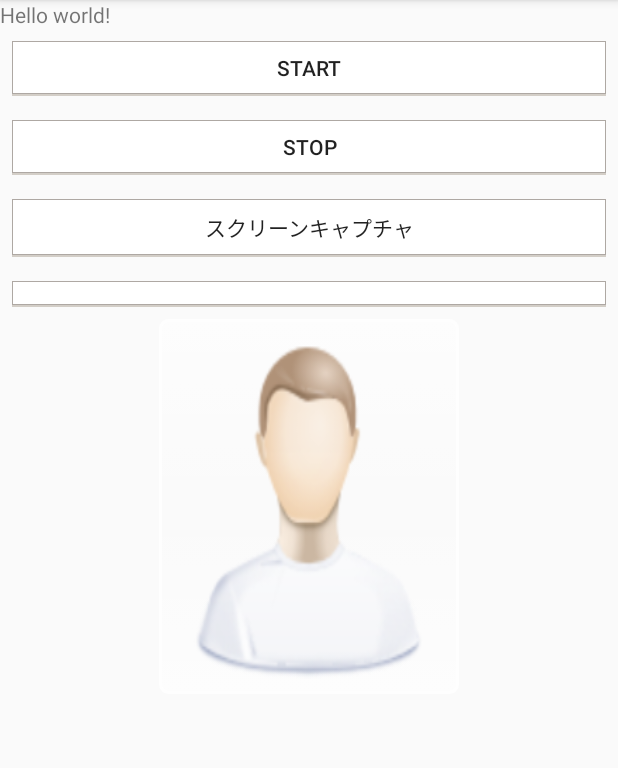
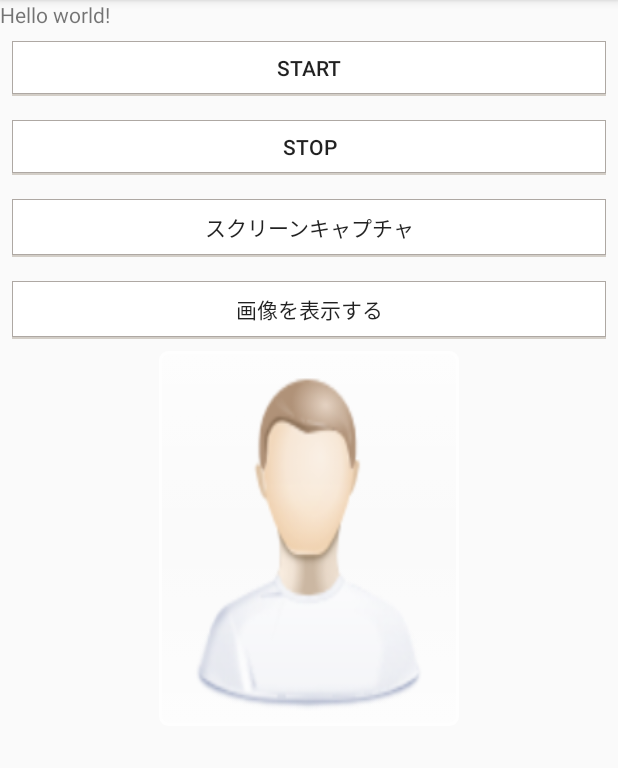
Before and after one commit to KazuCocoa/ScreenCapture, an Android app: the screen it shows after launch (MainActivity), on a phone screen of 412 x 824 dp, the part 84-852 px from its top. Run offline under Robolectric (Android 15) with nearby library versions, the phone set to English and light mode, and no system bars.

Commit message:
Be able to screen capture and show them

```diff
--- a/NotificationSample/src/main/java/com/notificationsample/notificationsample/MainActivity.java
+++ b/NotificationSample/src/main/java/com/notificationsample/notificationsample/MainActivity.java
@@ -31,12 +31,16 @@ public class MainActivity extends ActionBarActivity {
         Button startButton = (Button) findViewById(id.button1);
         Button stopButton = (Button) findViewById(id.button2);
         Button takePicture = (Button) findViewById(id.take_picture);
+        Button showPicture = (Button) findViewById(id.show_picture);
+
 
         imageViewPreview = (ImageView) findViewById(R.id.ImageViewPreview);
 
         startButton.setOnClickListener(startListener);
         stopButton.setOnClickListener(stopListener);
-        takePicture.setOnClickListener(takePictureListenr);
+        takePicture.setOnClickListener(takePictureListener);
+        showPicture.setOnClickListener(showPictureListener);
+
     }
 
     private View.OnClickListener startListener = new View.OnClickListener() {
@@ -56,11 +60,15 @@ public class MainActivity extends ActionBarActivity {
         }
     };
 
-    private View.OnClickListener takePictureListenr = new View.OnClickListener() {
+    private View.OnClickListener takePictureListener = new View.OnClickListener() {
         public void onClick(View v) {
             bitmap = getBitmapOfView(v);
-            imageViewPreview.setImageBitmap(bitmap);
             createImageFromBitmap(bitmap);
+        }
+    };
+
+    private View.OnClickListener showPictureListener = new View.OnClickListener() {
+        public void onClick(View v) {
             setImage(imageViewPreview, Environment.getExternalStorageDirectory() + "/capturedscreen.jpg");
         }
     };
--- a/NotificationSample/src/main/res/layout/activity_main.xml
+++ b/NotificationSample/src/main/res/layout/activity_main.xml
@@ -26,15 +26,11 @@
         android:layout_height="wrap_content"
         android:background="@drawable/flat_panel" />
 
-    <ImageView
-        android:id="@+id/ImageViewCapture"
-        android:text="@string/take_picture"
+    <Button
+        android:id="@+id/show_picture"
+        android:text="@string/show_picture"
         android:layout_width="fill_parent"
         android:layout_height="wrap_content"
-        android:adjustViewBounds="true"
-        android:scaleType="fitXY"
-        android:layout_alignParentBottom="true"
-        android:layout_centerHorizontal="true"
         android:background="@drawable/flat_panel" />
 
     <ImageView
--- a/NotificationSample/src/main/res/values/strings.xml
+++ b/NotificationSample/src/main/res/values/strings.xml
@@ -7,5 +7,5 @@
     <string name="notification">start</string>
     <string name="notification2">stop</string>
     <string name="take_picture">スクリーンキャプチャ</string>
-
+    <string name="show_picture">画像を表示する</string>
 </resources>
```
Also changed, not shown: NotificationSample/src/main/java/com/notificationsample/notificationsample/CaptureScreen.java (+24 -0 lines).
